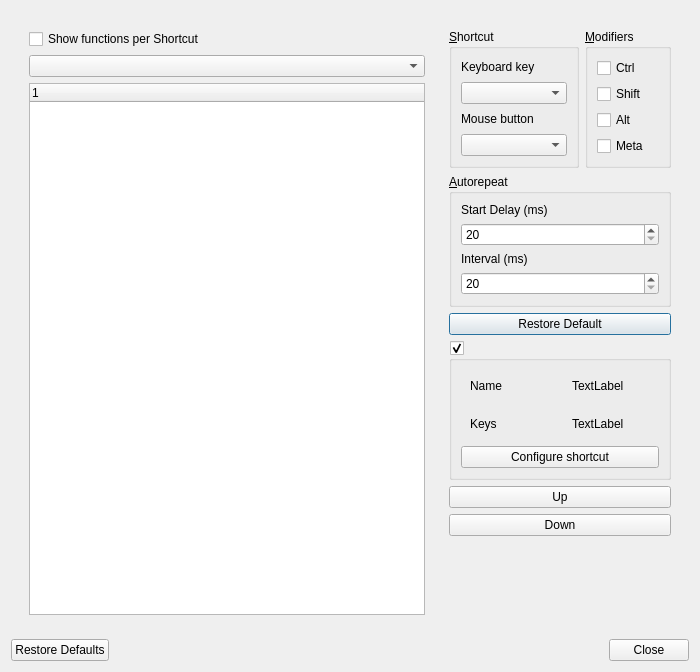
First picture: the form in src/traverso/dialogs/TShortcutEditorDialog.ui, repository rsijrier/Traverso-DAW, before the edit.
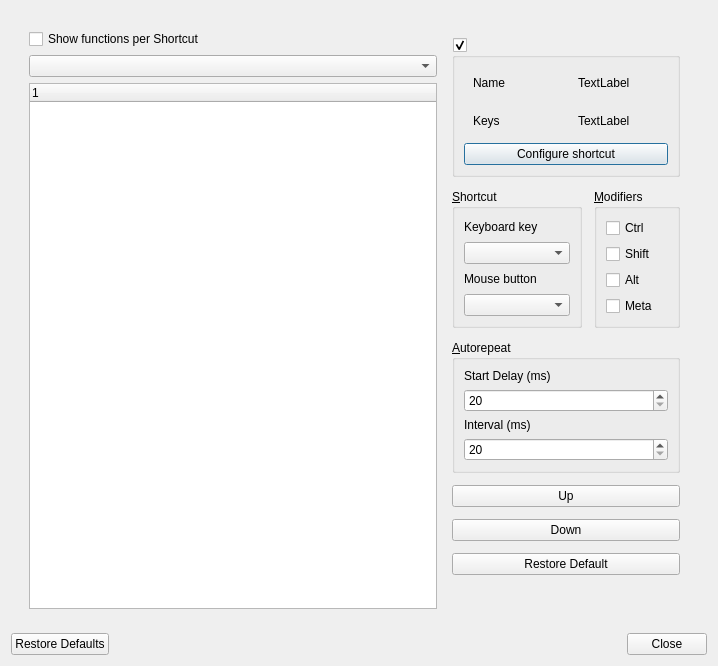
Second picture: the form after the edit.

Commit message: tiny layout improvement

Patch:
```diff
--- a/src/traverso/dialogs/TShortcutEditorDialog.ui
+++ b/src/traverso/dialogs/TShortcutEditorDialog.ui
@@ -6,8 +6,8 @@
    <rect>
     <x>0</x>
     <y>0</y>
-    <width>700</width>
-    <height>672</height>
+    <width>718</width>
+    <height>666</height>
    </rect>
   </property>
   <property name="windowTitle">
@@ -19,6 +19,8 @@
      <layout class="QHBoxLayout" name="horizontalLayout_2">
       <item>
        <widget class="QFrame" name="frame">
+        <layout class="QHBoxLayout" name="horizontalLayout_4">
+         <item>
         <layout class="QVBoxLayout" name="verticalLayout_2">
          <item>
           <widget class="QCheckBox" name="showfunctionsCheckBox">
@@ -40,7 +42,6 @@
           </widget>
          </item>
         </layout>
-       </widget>
       </item>
       <item>
        <widget class="QFrame" name="frame">
@@ -50,7 +51,92 @@
           <height>0</height>
          </size>
         </property>
-        <layout class="QVBoxLayout" name="verticalLayout_13">
+           <layout class="QVBoxLayout" name="verticalLayout_9">
+            <property name="spacing">
+             <number>12</number>
+            </property>
+            <item>
+             <widget class="QGroupBox" name="baseFunctionGroupBox">
+              <property name="title">
+               <string/>
+              </property>
+              <property name="checkable">
+               <bool>true</bool>
+              </property>
+              <property name="checked">
+               <bool>true</bool>
+              </property>
+              <layout class="QVBoxLayout" name="verticalLayout_3">
+               <item>
+                <layout class="QHBoxLayout" name="horizontalLayout_3">
+                 <item>
+                  <widget class="QWidget" name="widget" native="true">
+                   <layout class="QVBoxLayout" name="verticalLayout_4">
+                    <item>
+                     <widget class="QLabel" name="label_6">
+                      <property name="text">
+                       <string>Name</string>
+                      </property>
+                     </widget>
+                    </item>
+                   </layout>
+                  </widget>
+                 </item>
+                 <item>
+                  <widget class="QWidget" name="widget" native="true">
+                   <layout class="QVBoxLayout" name="verticalLayout_8">
+                    <item>
+                     <widget class="QLabel" name="baseFunctionShortCutLable">
+                      <property name="text">
+                       <string>TextLabel</string>
+                      </property>
+                     </widget>
+                    </item>
+                   </layout>
+                  </widget>
+                 </item>
+                </layout>
+               </item>
+               <item>
+                <layout class="QHBoxLayout" name="horizontalLayout_5">
+                 <item>
+                  <widget class="QWidget" name="widget_4" native="true">
+                   <layout class="QVBoxLayout" name="verticalLayout_11">
+                    <item>
+                     <widget class="QLabel" name="label_8">
+                      <property name="text">
+                       <string>Keys</string>
+                      </property>
+                     </widget>
+                    </item>
+                   </layout>
+                  </widget>
+                 </item>
+                 <item>
+                  <widget class="QWidget" name="widget_5" native="true">
+                   <layout class="QVBoxLayout" name="verticalLayout_12">
+                    <item>
+                     <widget class="QLabel" name="baseFunctionShortCutKey">
+                      <property name="text">
+                       <string>TextLabel</string>
+                      </property>
+                     </widget>
+                    </item>
+                   </layout>
+                  </widget>
+                 </item>
+                </layout>
+               </item>
+               <item>
+                <widget class="QPushButton" name="configureInheritedShortcutPushButton">
+                 <property name="text">
+                  <string>Configure shortcut</string>
+                 </property>
+                </widget>
+               </item>
+              </layout>
+             </widget>
+            </item>
          <item>
           <layout class="QHBoxLayout" name="horizontalLayout">
            <item>
@@ -176,95 +262,6 @@
            </layout>
           </widget>
          </item>
-         <item>
-          <widget class="QPushButton" name="restoreDefaultPushButton">
-           <property name="text">
-            <string>Restore Default</string>
-           </property>
-          </widget>
-         </item>
-         <item>
-          <widget class="QGroupBox" name="baseFunctionGroupBox">
-           <property name="title">
-            <string/>
-           </property>
-           <property name="checkable">
-            <bool>true</bool>
-           </property>
-           <property name="checked">
-            <bool>true</bool>
-           </property>
-           <layout class="QVBoxLayout" name="verticalLayout_3">
-            <item>
-             <layout class="QHBoxLayout" name="horizontalLayout_3">
-              <item>
-               <widget class="QWidget" name="widget" native="true">
-                <layout class="QVBoxLayout" name="verticalLayout_4">
-                 <item>
-                  <widget class="QLabel" name="label_6">
-                   <property name="text">
-                    <string>Name</string>
-                   </property>
-                  </widget>
-                 </item>
-                </layout>
-               </widget>
-              </item>
-              <item>
-               <widget class="QWidget" name="widget" native="true">
-                <layout class="QVBoxLayout" name="verticalLayout_8">
-                 <item>
-                  <widget class="QLabel" name="baseFunctionShortCutLable">
-                   <property name="text">
-                    <string>TextLabel</string>
-                   </property>
-                  </widget>
-                 </item>
-                </layout>
-               </widget>
-              </item>
-             </layout>
-            </item>
-            <item>
-             <layout class="QHBoxLayout" name="horizontalLayout_5">
-              <item>
-               <widget class="QWidget" name="widget_4" native="true">
-                <layout class="QVBoxLayout" name="verticalLayout_11">
-                 <item>
-                  <widget class="QLabel" name="label_8">
-                   <property name="text">
-                    <string>Keys</string>
-                   </property>
-                  </widget>
-                 </item>
-                </layout>
-               </widget>
-              </item>
-              <item>
-               <widget class="QWidget" name="widget_5" native="true">
-                <layout class="QVBoxLayout" name="verticalLayout_12">
-                 <item>
-                  <widget class="QLabel" name="baseFunctionShortCutKey">
-                   <property name="text">
-                    <string>TextLabel</string>
-                   </property>
-                  </widget>
-                 </item>
-                </layout>
-               </widget>
-              </item>
-             </layout>
-            </item>
-            <item>
-             <widget class="QPushButton" name="configureInheritedShortcutPushButton">
-              <property name="text">
-               <string>Configure shortcut</string>
-              </property>
-             </widget>
-            </item>
-           </layout>
-          </widget>
-         </item>
          <item>
           <widget class="QPushButton" name="upPushButton">
            <property name="text">
@@ -279,6 +276,13 @@
            </property>
           </widget>
          </item>
+            <item>
+             <widget class="QPushButton" name="restoreDefaultPushButton">
+              <property name="text">
+               <string>Restore Default</string>
+              </property>
+             </widget>
+            </item>
          <item>
           <spacer name="verticalSpacer">
            <property name="orientation">
@@ -287,10 +291,13 @@
            <property name="sizeHint" stdset="0">
             <size>
              <width>20</width>
-             <height>49</height>
+                <height>40</height>
             </size>
            </property>
           </spacer>
+            </item>
+           </layout>
+          </widget>
          </item>
         </layout>
        </widget>
```
Lines whose indentation alone changed are shown as unchanged. The commit also changes 2 other files.
